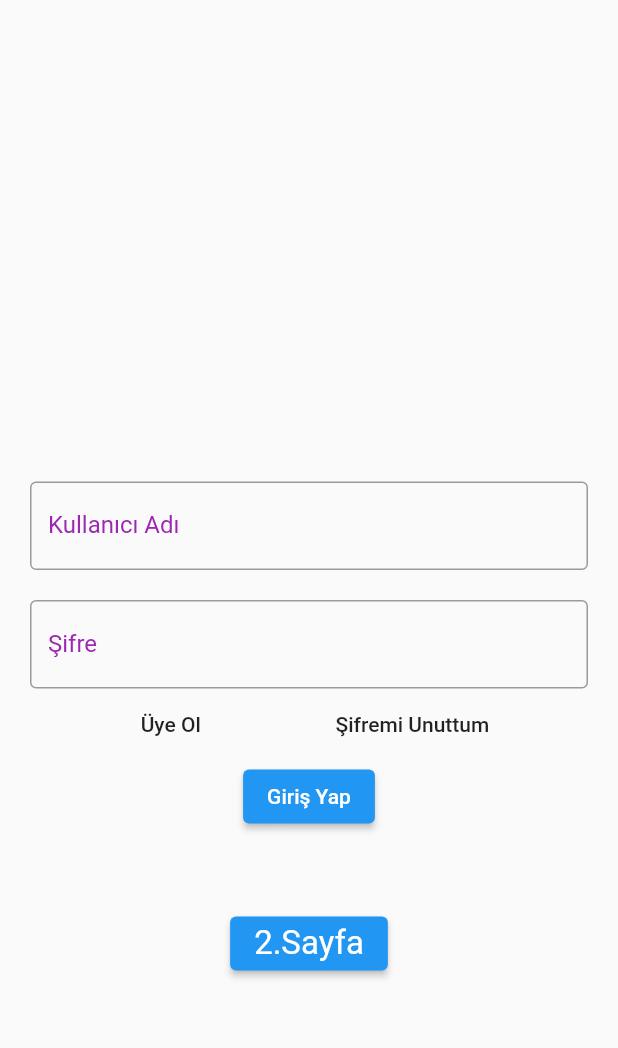
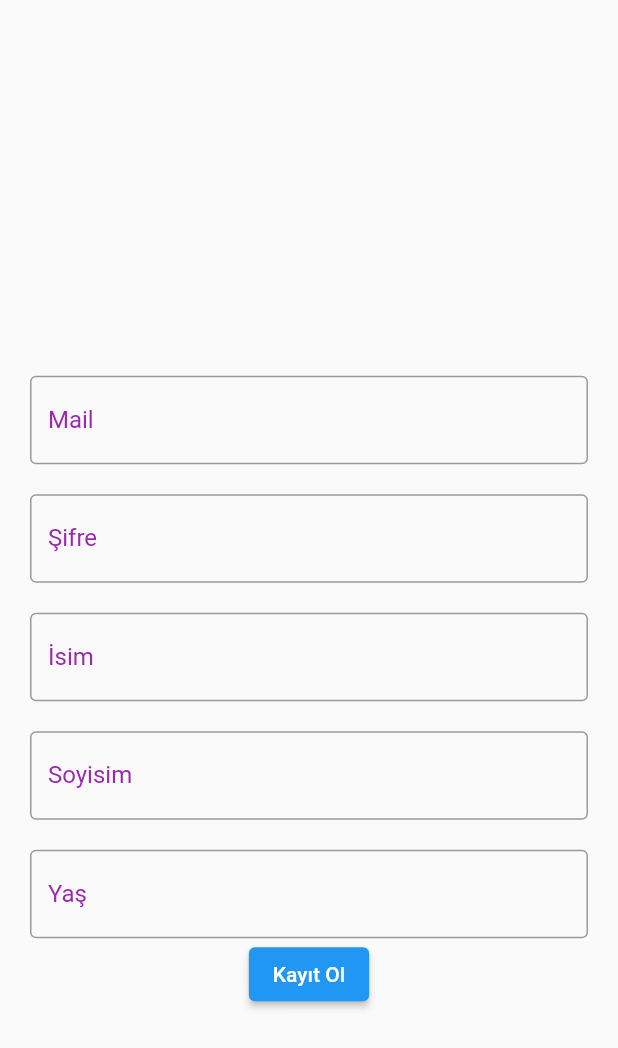
Before and after one commit to Yusufihsangorgel/FirebaseAuth, a Flutter app: the screen it shows after launch, after a tap on "Üye Ol", on a phone screen of 412 x 824 dp. Shown: the top 1048 px of the screen. Run offline on Flutter 3.47's test engine with Material 2 defaults, Android fonts, the phone set to English and light mode, and no system bars; our stand-ins replace firebase_auth, firebase_core, get, get_storage; accounts and stored records are empty.

Commit message:
Register ve şifremi unuttum eklendi

```diff
--- /dev/null
+++ b/lib/controllers/RegisterController.dart
@@ -0,0 +1,3 @@
+import 'package:get/get_state_manager/get_state_manager.dart';
+
+class RegisterController extends GetxController {}
--- /dev/null
+++ b/lib/screens/RegisterScreen.dart
@@ -0,0 +1,173 @@
+import 'package:flutter/material.dart';
+import 'package:get/get.dart';
+
+class RegisterScreen extends StatelessWidget {
+  RegisterScreen({Key? key}) : super(key: key);
+
+  String? _newUser;
+  String? _newPassword;
+  String? _name;
+  String? _surname;
+  String? _age;
+  final _formKey = GlobalKey<FormState>();
+  @override
+  Widget build(BuildContext context) {
+    return Scaffold(
+      resizeToAvoidBottomInset: false,
+      body: Form(
+        key: _formKey,
+        child: Padding(
+          padding: const EdgeInsets.only(left: 20.0, right: 20.0),
+          child: Column(
+            mainAxisAlignment: MainAxisAlignment.center,
+            children: [
+              SizedBox(height: 150),
+              TextFormField(
+                autovalidateMode: AutovalidateMode.onUserInteraction,
+                decoration: InputDecoration(
+                  focusedBorder: OutlineInputBorder(
+                    borderSide: BorderSide(color: Colors.purple),
+                  ),
+                  labelText: "Mail",
+                  labelStyle: TextStyle(color: Colors.purple),
+                  border: OutlineInputBorder(),
+                ),
+                validator: (value) {
+                  if (value!.isEmpty) {
+                    return "Mailinizi Giriniz";
+                  } else {
+                    return null;
+                  }
+                },
+                onSaved: (value) {
+                  _newUser = value!;
+                },
+              ),
+              SizedBox(height: 20.0),
+              TextFormField(
+                autovalidateMode: AutovalidateMode.onUserInteraction,
+                decoration: InputDecoration(
+                  focusedBorder: OutlineInputBorder(
+                    borderSide: BorderSide(color: Colors.purple),
+                  ),
+                  labelText: "Şifre",
+                  labelStyle: TextStyle(color: Colors.purple),
+                  border: OutlineInputBorder(),
+                ),
+                validator: (value) {
+                  if (value!.isEmpty) {
+                    return "Şifrenizi Giriniz";
+                  } else {
+                    return null;
+                  }
+                },
+                onSaved: (value) {
+                  _newPassword = value!;
+                },
+              ),
+              SizedBox(height: 20.0),
+              TextFormField(
+                autovalidateMode: AutovalidateMode.onUserInteraction,
+                decoration: InputDecoration(
+                  focusedBorder: OutlineInputBorder(
+                    borderSide: BorderSide(color: Colors.purple),
+                  ),
+                  labelText: "İsim",
+                  labelStyle: TextStyle(color: Colors.purple),
+                  border: OutlineInputBorder(),
+                ),
+                validator: (value) {
+                  if (value!.isEmpty) {
+                    return "İsminizi Giriniz";
+                  } else {
+                    return null;
+                  }
+                },
+                onSaved: (value) {
+                  _name = value!;
+                },
+              ),
+              SizedBox(height: 20.0),
+              TextFormField(
+                autovalidateMode: AutovalidateMode.onUserInteraction,
+                decoration: InputDecoration(
+                  focusedBorder: OutlineInputBorder(
+                    borderSide: BorderSide(color: Colors.purple),
+                  ),
+                  labelText: "Soyisim",
+                  labelStyle: TextStyle(color: Colors.purple),
+                  border: OutlineInputBorder(),
+                ),
+                validator: (value) {
+                  if (value!.isEmpty) {
+                    return "Soyisminizi Giriniz";
+                  } else {
+                    return null;
+                  }
+                },
+                onSaved: (value) {
+                  _surname = value!;
+                },
+              ),
+              SizedBox(height: 20.0),
+              TextFormField(
+                autovalidateMode: AutovalidateMode.onUserInteraction,
+                decoration: InputDecoration(
+                  focusedBorder: OutlineInputBorder(
+                    borderSide: BorderSide(color: Colors.purple),
+                  ),
+                  labelText: "Yaş",
+                  labelStyle: TextStyle(color: Colors.purple),
+                  border: OutlineInputBorder(),
+                ),
+                validator: (value) {
+                  if (value!.isEmpty) {
+                    return "Yaşınızı Giriniz";
+                  } else {
+                    return null;
+                  }
+                },
+                onSaved: (value) {
+                  _age = value!;
+                },
+              ),
+              Row(
+                mainAxisAlignment: MainAxisAlignment.spaceEvenly,
+                children: [],
+              ),
+              ElevatedButton(
+                  child: Text("Kayıt Ol"),
+                  onPressed: () {
+                    if (_formKey.currentState!.validate()) {
+                      _formKey.currentState!.save();
+                    }
+                    if (_newUser!.length > 3 && _newPassword!.length > 3) {
+                      debugPrint("Kayıt başarılı");
+                      //loginController.Login(_username, _password);
+                    } else {
+                      showDialog(
+                          barrierDismissible: false,
+                          context: context,
+                          builder: (BuildContext context) {
+                            return AlertDialog(
+                              title: Text("Hata"),
+                              content: Text("Giriş Bilgileriniz Hatalı"),
+                              actions: [
+                                MaterialButton(
+                                    child: Text("Geri Dön"),
+                                    onPressed: () => Navigator.pop(context))
+                              ],
+                            );
+                          });
+                    }
+                  }),
+              SizedBox(
+                height: 50,
+              ),
+            ],
+          ),
+        ),
+      ),
+    );
+  }
+}
```
Also changed, not shown: lib/screens/LoginScreen.dart (+49 -11 lines), pubspec.lock.
